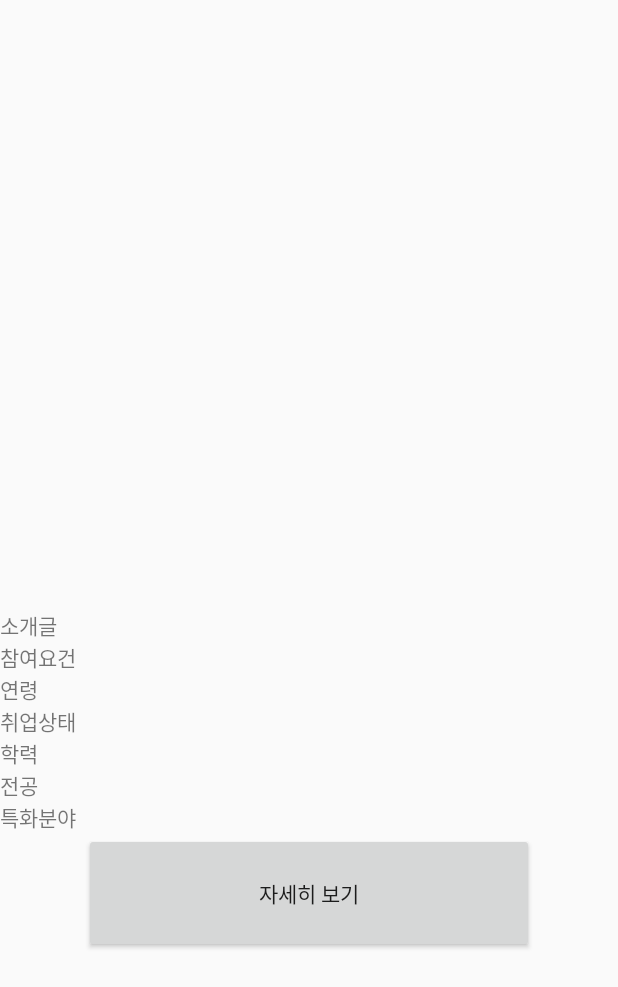
After one commit to KimHyeonGyeom/PolicyProject, an Android app: the layout details_page.xml on its own in the app's theme, with its tools: preview values and no code run, on a phone screen of 412 x 824 dp. The commit adds this screen. Shown: the top 987 px of the screen. Run offline under Robolectric (Android 15) with nearby library versions, the phone set to English and light mode, and no system bars.

```diff
--- a/app/build.gradle
+++ b/app/build.gradle
@@ -10,7 +10,7 @@ android {
 
     defaultConfig {
         applicationId "com.example.project"
-        minSdkVersion 16
+        minSdkVersion 21
         targetSdkVersion 30
         versionCode 1
         versionName "1.0"
--- a/app/src/main/java/com/example/project/custom/CustomTabLayout.kt
+++ b/app/src/main/java/com/example/project/custom/CustomTabLayout.kt
@@ -29,7 +29,7 @@ class CustomTabLayout : TabLayout {
     }
 
     private fun initTabMinWidth(tabCount: Int) {
-        val wh: IntArray =  Utils().getScreenSize(context)
+        val wh: IntArray =  Utils.getScreenSize(context)
         val tabMinWidth = wh[WIDTH_INDEX] / tabCount
         val field: Field
         try {
--- a/app/src/main/java/com/example/project/custom/Utils.kt
+++ b/app/src/main/java/com/example/project/custom/Utils.kt
@@ -6,7 +6,7 @@ import android.util.DisplayMetrics
 import android.view.WindowManager
 
 
-class Utils {
+object Utils {
 
     private val WIDTH_INDEX = 0
     private val HEIGHT_INDEX = 1
--- /dev/null
+++ b/app/src/main/res/drawable-v21/gradient.xml
@@ -0,0 +1,6 @@
+<?xml version="1.0" encoding="utf-8"?>
+<shape
+    xmlns:android="http://schemas.android.com/apk/res/android"
+    android:background="?android:attr/selectableItemBackground">
+
+</shape>
--- /dev/null
+++ b/app/src/main/res/drawable/gradient.xml
@@ -0,0 +1,6 @@
+<?xml version="1.0" encoding="utf-8"?>
+<shape
+    xmlns:android="http://schemas.android.com/apk/res/android"
+    android:background="?android:attr/selectableItemBackground">
+
+</shape>
--- /dev/null
+++ b/app/src/main/res/layout/details_page.xml
@@ -0,0 +1,95 @@
+<?xml version="1.0" encoding="utf-8"?>
+<LinearLayout xmlns:android="http://schemas.android.com/apk/res/android"
+    xmlns:app="http://schemas.android.com/apk/res-auto"
+    xmlns:tools="http://schemas.android.com/tools"
+    android:layout_width="match_parent"
+    android:layout_height="match_parent"
+    android:orientation="vertical">
+
+    <com.google.android.material.appbar.MaterialToolbar
+        android:id="@+id/toolbar"
+        style="@style/Theme.AppCompat.Light"
+        android:layout_width="match_parent"
+        android:layout_height="wrap_content"
+        app:title=" ">
+
+        <TextView
+            android:id="@+id/tv_title"
+            android:layout_width="wrap_content"
+            android:layout_height="wrap_content"
+            android:layout_gravity="center"
+            android:textColor="@android:color/black"
+            android:textSize="17sp"
+            android:textStyle="bold" />
+
+
+    </com.google.android.material.appbar.MaterialToolbar>
+
+    <LinearLayout
+        android:layout_width="match_parent"
+        android:layout_height="350dp">
+        <ImageView
+            android:layout_width="match_parent"
+            android:layout_height="match_parent">
+        </ImageView>
+    </LinearLayout>
+
+    <LinearLayout
+        android:layout_width="match_parent"
+        android:layout_height="match_parent"
+        android:orientation="vertical">
+
+        <TextView
+            android:layout_width="wrap_content"
+            android:layout_height="wrap_content"
+            android:text="소개글">
+        </TextView>
+
+        <TextView
+            android:layout_width="wrap_content"
+            android:layout_height="wrap_content"
+            android:text="참여요건">
+        </TextView>
+
+        <TextView
+            android:layout_width="wrap_content"
+            android:layout_height="wrap_content"
+            android:text="연령">
+        </TextView>
+
+        <TextView
+            android:layout_width="wrap_content"
+            android:layout_height="wrap_content"
+            android:text="취업상태">
+        </TextView>
+
+        <TextView
+            android:layout_width="wrap_content"
+            android:layout_height="wrap_content"
+            android:text="학력">
+        </TextView>
+
+        <TextView
+            android:layout_width="wrap_content"
+            android:layout_height="wrap_content"
+            android:text="전공">
+        </TextView>
+
+        <TextView
+            android:layout_width="wrap_content"
+            android:layout_height="wrap_content"
+            android:text="특화분야">
+        </TextView>
+        <Button
+            android:layout_width="300dp"
+            android:layout_height="80dp"
+            android:text="자세히 보기"
+            android:layout_gravity="center">
+
+        </Button>
+    </LinearLayout>
+
+
+
+
+</LinearLayout>
```
Also changed, not shown: app/src/main/java/Listener/RecyclerTouchListener.kt (added, +43 -0 lines), app/src/main/java/com/example/project/DetailActivity.kt (+8 -13 lines), app/src/main/java/com/example/project/adapter/DetailCategoryAdapter.kt (added, +72 -0 lines), app/src/main/java/com/example/project/fragment/FragmentMain.kt (+87 -6 lines), app/src/main/res/layout/details_main.xml (renamed from app/src/main/res/layout/details_screen.xml, +6 -2 lines), app/src/main/res/layout/fragment_cate.xml (+8 -10 lines), app/src/main/res/layout/policy_list.xml (added, +49 -0 lines).
